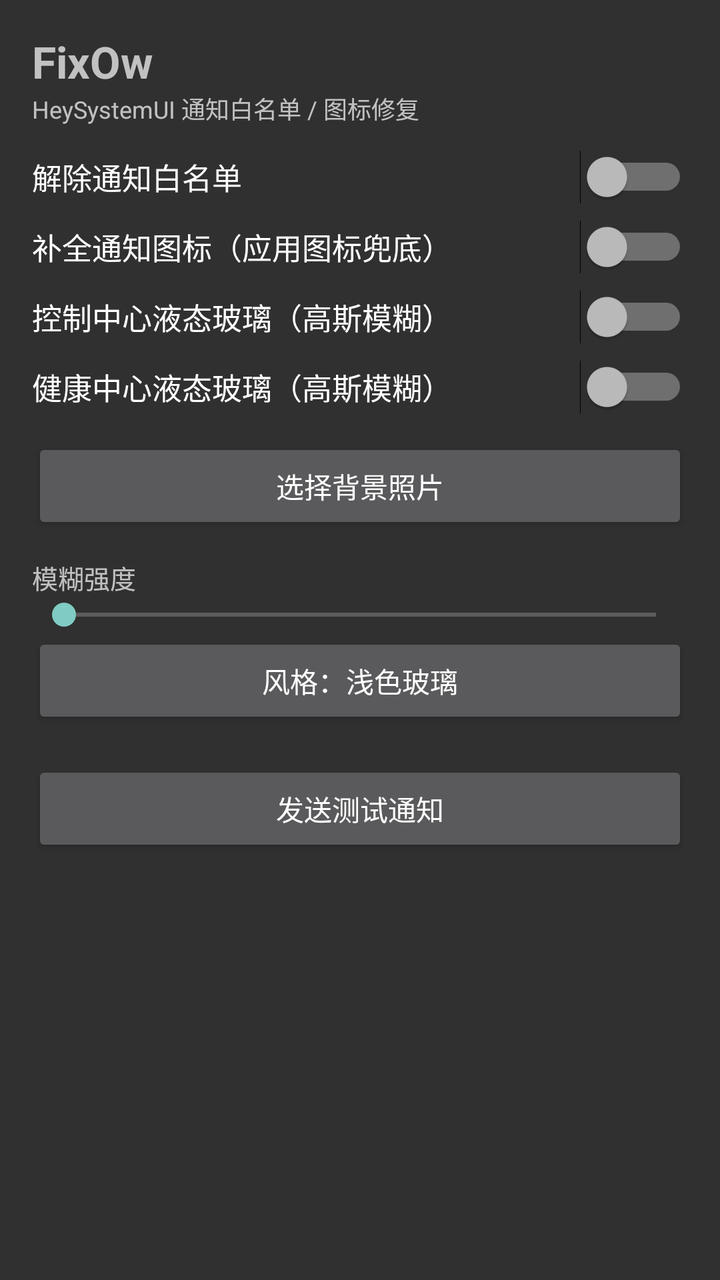
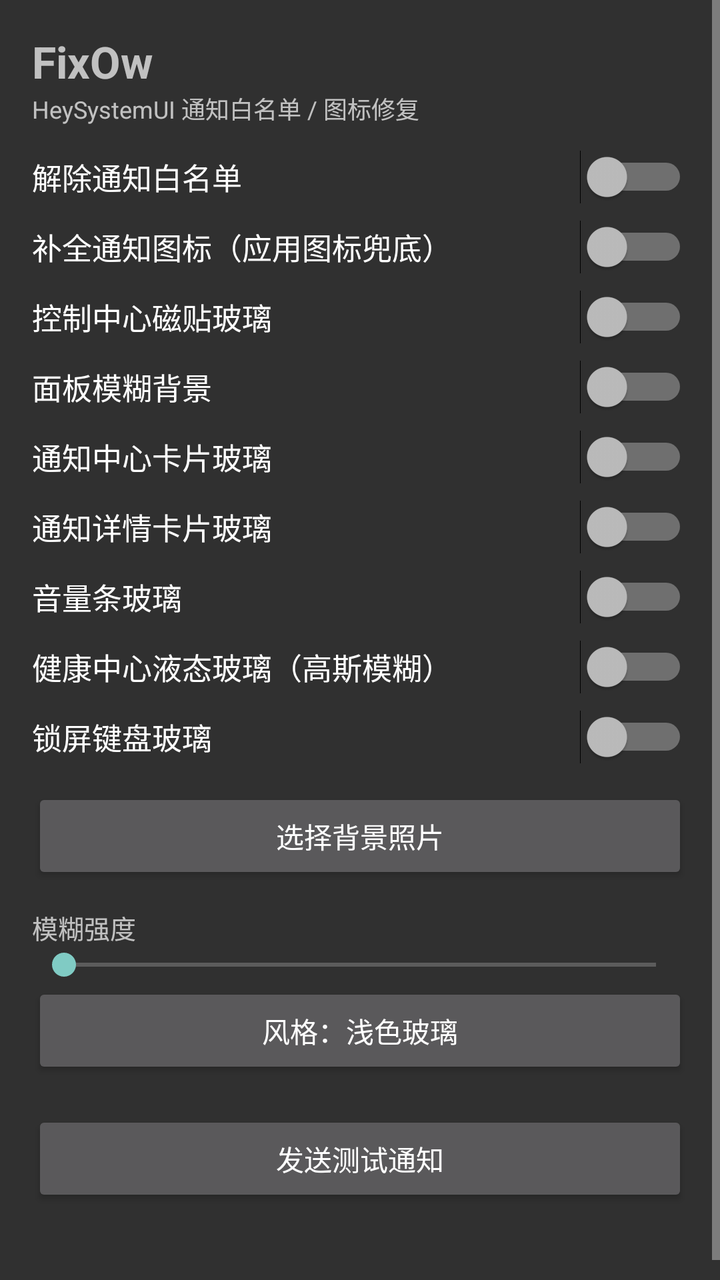

An Android layout rendered at two revisions. The XML below is the earlier revision; the diff shows what the commit changed to produce the second picture.
<!-- AndroidManifest.xml: activity theme android:Theme.Material.NoActionBar -->
<!-- res/layout/activity_main.xml -->
<?xml version="1.0" encoding="utf-8"?>
<ScrollView xmlns:android="http://schemas.android.com/apk/res/android"
    android:layout_width="match_parent"
    android:layout_height="match_parent"
    android:fillViewport="true">

    <LinearLayout
        android:layout_width="match_parent"
        android:layout_height="wrap_content"
        android:orientation="vertical"
        android:padding="16dp">

        <TextView
            android:layout_width="match_parent"
            android:layout_height="wrap_content"
            android:text="@string/app_name"
            android:textSize="22sp"
            android:textStyle="bold" />

        <TextView
            android:layout_width="match_parent"
            android:layout_height="wrap_content"
            android:layout_marginBottom="12dp"
            android:text="@string/subtitle"
            android:textSize="12sp" />

        <Switch
            android:id="@+id/sw_bypass"
            android:layout_width="match_parent"
            android:layout_height="wrap_content"
            android:text="@string/sw_bypass"
            android:textSize="15sp" />

        <Switch
            android:id="@+id/sw_icon"
            android:layout_width="match_parent"
            android:layout_height="wrap_content"
            android:layout_marginTop="8dp"
            android:text="@string/sw_icon"
            android:textSize="15sp" />

        <Switch
            android:id="@+id/sw_glass_cc"
            android:layout_width="match_parent"
            android:layout_height="wrap_content"
            android:layout_marginTop="8dp"
            android:text="@string/sw_glass_cc"
            android:textSize="15sp" />

        <Switch
            android:id="@+id/sw_glass_hc"
            android:layout_width="match_parent"
            android:layout_height="wrap_content"
            android:layout_marginTop="8dp"
            android:text="@string/sw_glass_hc"
            android:textSize="15sp" />

        <Button
            android:id="@+id/btn_bg"
            android:layout_width="match_parent"
            android:layout_height="wrap_content"
            android:layout_marginTop="12dp"
            android:text="@string/btn_bg" />

        <TextView
            android:layout_width="match_parent"
            android:layout_height="wrap_content"
            android:layout_marginTop="12dp"
            android:text="@string/label_blur"
            android:textSize="13sp" />

        <SeekBar
            android:id="@+id/sb_blur"
            android:layout_width="match_parent"
            android:layout_height="wrap_content"
            android:max="24" />

        <Button
            android:id="@+id/btn_style"
            android:layout_width="match_parent"
            android:layout_height="wrap_content"
            android:text="@string/btn_style" />

        <Button
            android:id="@+id/btn_test"
            android:layout_width="match_parent"
            android:layout_height="wrap_content"
            android:layout_marginTop="16dp"
            android:text="@string/btn_test" />

        <TextView
            android:id="@+id/tv_status"
            android:layout_width="match_parent"
            android:layout_height="wrap_content"
            android:layout_marginTop="16dp"
            android:textSize="11sp" />
    </LinearLayout>
</ScrollView>
<!-- resources referenced by this layout -->
<resources>
  <string name="app_name">FixOw</string>
  <string name="btn_bg">选择背景照片</string>
  <string name="btn_style">风格：浅色玻璃</string>
  <string name="btn_test">发送测试通知</string>
  <string name="label_blur">模糊强度</string>
  <string name="subtitle">HeySystemUI 通知白名单 / 图标修复</string>
  <string name="sw_bypass">解除通知白名单</string>
  <string name="sw_glass_cc">控制中心液态玻璃（高斯模糊）</string>
  <string name="sw_glass_hc">健康中心液态玻璃（高斯模糊）</string>
  <string name="sw_icon">补全通知图标（应用图标兜底）</string>
</resources>

<!-- the commit's change to res/layout/activity_main.xml (unified diff, before → after) -->
@@ -40,11 +40,43 @@
             android:textSize="15sp" />
 
         <Switch
-            android:id="@+id/sw_glass_cc"
+            android:id="@+id/sw_tiles"
             android:layout_width="match_parent"
             android:layout_height="wrap_content"
             android:layout_marginTop="8dp"
-            android:text="@string/sw_glass_cc"
+            android:text="@string/sw_tiles"
+            android:textSize="15sp" />
+
+        <Switch
+            android:id="@+id/sw_bg"
+            android:layout_width="match_parent"
+            android:layout_height="wrap_content"
+            android:layout_marginTop="8dp"
+            android:text="@string/sw_bg"
+            android:textSize="15sp" />
+
+        <Switch
+            android:id="@+id/sw_notif"
+            android:layout_width="match_parent"
+            android:layout_height="wrap_content"
+            android:layout_marginTop="8dp"
+            android:text="@string/sw_notif"
+            android:textSize="15sp" />
+
+        <Switch
+            android:id="@+id/sw_detail"
+            android:layout_width="match_parent"
+            android:layout_height="wrap_content"
+            android:layout_marginTop="8dp"
+            android:text="@string/sw_detail"
+            android:textSize="15sp" />
+
+        <Switch
+            android:id="@+id/sw_vol"
+            android:layout_width="match_parent"
+            android:layout_height="wrap_content"
+            android:layout_marginTop="8dp"
+            android:text="@string/sw_vol"
             android:textSize="15sp" />
 
         <Switch
@@ -53,6 +85,14 @@
             android:layout_height="wrap_content"
             android:layout_marginTop="8dp"
             android:text="@string/sw_glass_hc"
+            android:textSize="15sp" />
+
+        <Switch
+            android:id="@+id/sw_lock"
+            android:layout_width="match_parent"
+            android:layout_height="wrap_content"
+            android:layout_marginTop="8dp"
+            android:text="@string/sw_lock"
             android:textSize="15sp" />
 
         <Button
<!-- resource entries referenced after the edit -->
@@ -6,9 +6,14 @@
   <string name="btn_test">发送测试通知</string>
   <string name="label_blur">模糊强度</string>
   <string name="subtitle">HeySystemUI 通知白名单 / 图标修复</string>
+  <string name="sw_bg">面板模糊背景</string>
   <string name="sw_bypass">解除通知白名单</string>
-  <string name="sw_glass_cc">控制中心液态玻璃（高斯模糊）</string>
+  <string name="sw_detail">通知详情卡片玻璃</string>
   <string name="sw_glass_hc">健康中心液态玻璃（高斯模糊）</string>
   <string name="sw_icon">补全通知图标（应用图标兜底）</string>
+  <string name="sw_lock">锁屏键盘玻璃</string>
+  <string name="sw_notif">通知中心卡片玻璃</string>
+  <string name="sw_tiles">控制中心磁贴玻璃</string>
+  <string name="sw_vol">音量条玻璃</string>
 </resources>
 
